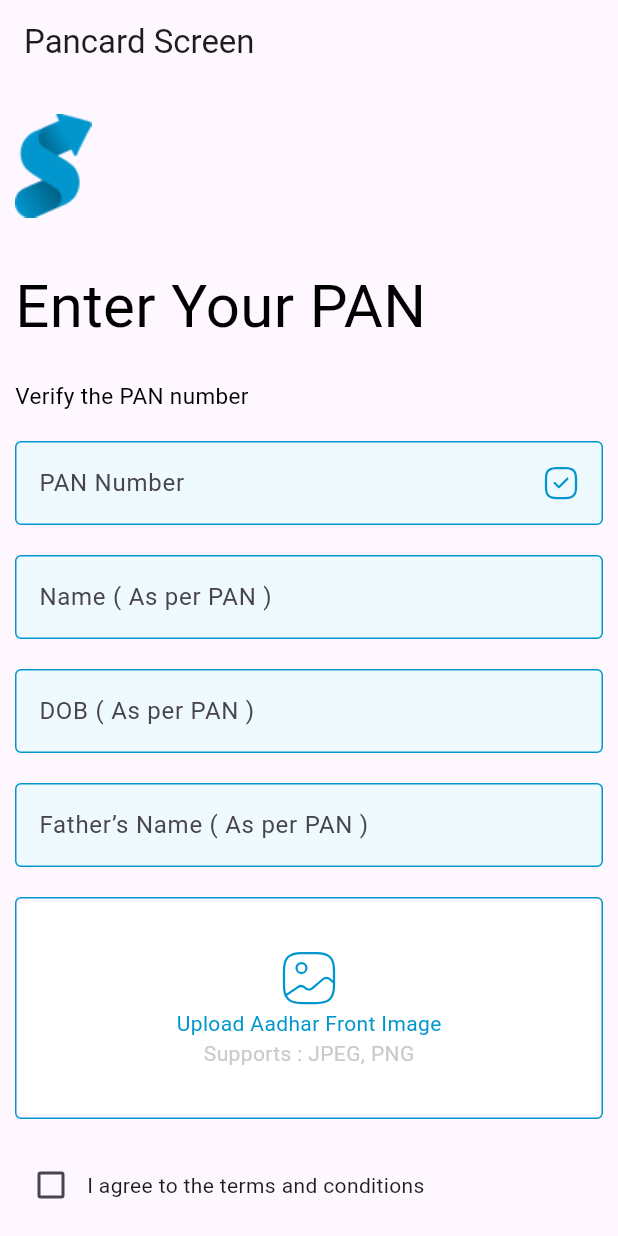
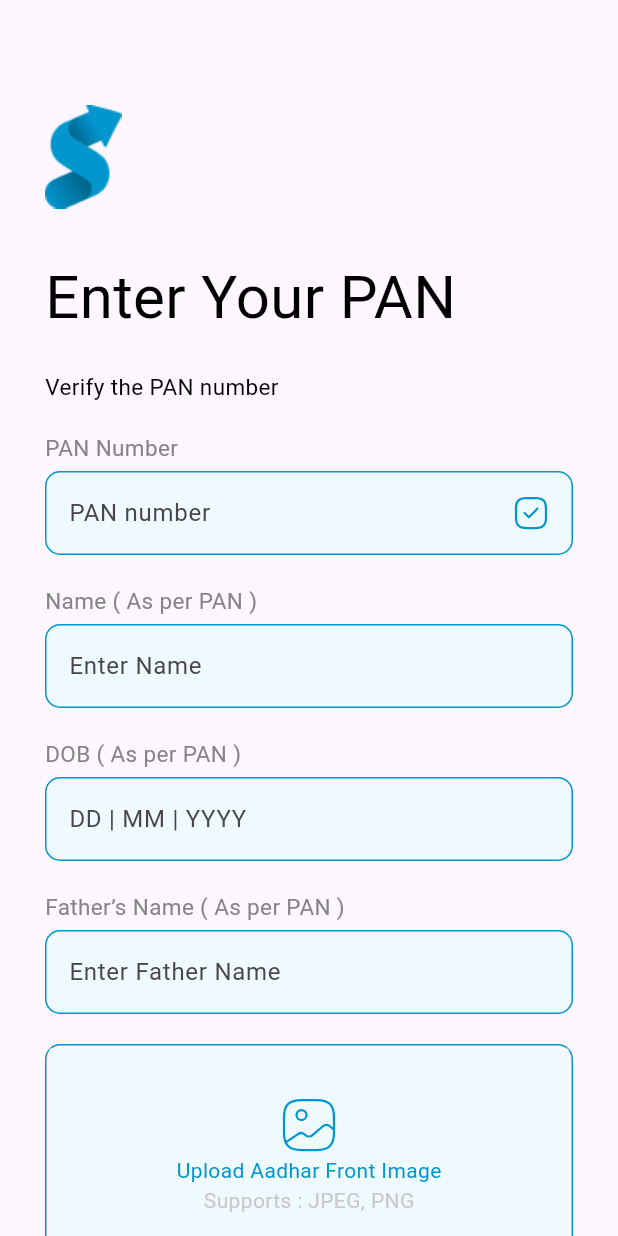
Before and after one commit to bhagwanv/ScaleUpApp, a Flutter app: the screen it shows after launch, on a phone screen of 412 x 824 dp. Run offline on Flutter 3.47's test engine with Material 3 defaults, Android fonts, the phone set to English and light mode, and no system bars; our stand-ins replace flutter_svg; missing offline and left inert: dart:ffi; project files that could hold a hidden picture were left out.

```diff
--- a/lib/view/pancard_screen/PancardScreen.dart
+++ b/lib/view/pancard_screen/PancardScreen.dart
@@ -3,6 +3,8 @@ import 'dart:ffi';
 import 'package:flutter/cupertino.dart';
 import 'package:flutter/material.dart';
 import 'package:flutter_svg/flutter_svg.dart';
+
+import '../../constants.dart';
 
 class PancardScreen extends StatelessWidget {
   const PancardScreen({super.key});
@@ -11,10 +13,10 @@ class PancardScreen extends StatelessWidget {
   Widget build(BuildContext context) {
     return MaterialApp(
       home: Scaffold(
-        appBar: AppBar(
-          title: Text('Pancard Screen'),
+        body: Padding(
+          padding: const EdgeInsets.only(top: 40),
+          child: PancardWidget(),
         ),
-        body: PancardWidget(),
       ),
     );
   }
@@ -33,16 +35,15 @@ class _PancardWidget extends State<PancardWidget> {
   Widget build(BuildContext context) {
     return SingleChildScrollView(
       child: Padding(
-        padding:
-            const EdgeInsets.only(top: 20, left: 10, right: 10, bottom: 20),
+        padding: const EdgeInsets.all(30),
         child: Column(
           crossAxisAlignment: CrossAxisAlignment.start,
           children: [
-            Container(height: 100,width: 100,
-              alignment:Alignment.topLeft,
-              child:  Image.asset('assets/images/scale.png')
-            ),
-
+            Container(
+                height: 100,
+                width: 100,
+                alignment: Alignment.topLeft,
+                child: Image.asset('assets/images/scale.png')),
             Text(
               'Enter Your PAN',
               textAlign: TextAlign.start,
@@ -55,17 +56,25 @@ class _PancardWidget extends State<PancardWidget> {
               style: TextStyle(fontSize: 15, color: Colors.black),
             ),
             SizedBox(height: 20),
+            Text(
+              'PAN Number',
+              textAlign: TextAlign.start,
+              style: TextStyle(fontSize: 15, color: Color(0xff858585)),
+            ),
+            SizedBox(height: 5),
             TextField(
-              controller: _controller,
+              keyboardType: TextInputType.text,
+              cursorColor: kPrimaryColor,
               decoration: InputDecoration(
-                fillColor: Color(0xffEFFAFF),
+                enabledBorder: OutlineInputBorder(
+                    borderSide: BorderSide(color: kPrimaryColor),
+                    borderRadius: BorderRadius.all(Radius.circular(10.0))),
+                hintText: "PAN number",
+                fillColor: textFiledBackgroundColour,
                 filled: true,
-                labelText: 'PAN Number',
-                enabledBorder: OutlineInputBorder(
-                  borderSide: BorderSide(width: 1, color: Color(0xff0196CE)),
-                ),
-                focusedBorder: OutlineInputBorder(
-                  borderSide: BorderSide(width: 1, color: Colors.greenAccent),
+                border: OutlineInputBorder(
+                  borderSide: BorderSide(color: kPrimaryColor, width: 1.0),
+                  borderRadius: BorderRadius.all(Radius.circular(10.0)),
                 ),
                 suffixIcon: Container(
                   padding: EdgeInsets.all(16),
@@ -77,54 +86,76 @@ class _PancardWidget extends State<PancardWidget> {
               ),
             ),
             SizedBox(height: 20),
+            Text(
+              'Name ( As per PAN )',
+              textAlign: TextAlign.start,
+              style: TextStyle(fontSize: 15, color: Color(0xff858585)),
+            ),
+            SizedBox(height: 5),
             TextField(
-              controller: _controller,
+              keyboardType: TextInputType.text,
+              cursorColor: kPrimaryColor,
               decoration: InputDecoration(
-                fillColor: Color(0xffEFFAFF),
+                enabledBorder: OutlineInputBorder(
+                    borderSide: BorderSide(color: kPrimaryColor),
+                    borderRadius: BorderRadius.all(Radius.circular(10.0))),
+                hintText: "Enter Name",
+                fillColor: textFiledBackgroundColour,
                 filled: true,
-                labelText: 'Name ( As per PAN )',
-                enabledBorder: OutlineInputBorder(
-                  borderSide: BorderSide(width: 1, color: Color(0xff0196CE)),
-                ),
-                focusedBorder: OutlineInputBorder(
-                  borderSide: BorderSide(width: 1, color: Colors.greenAccent),
+                border: OutlineInputBorder(
+                  borderSide: BorderSide(color: kPrimaryColor, width: 1.0),
+                  borderRadius: BorderRadius.all(Radius.circular(10.0)),
                 ),
               ),
             ),
             SizedBox(height: 20),
+            Text(
+              'DOB ( As per PAN )',
+              textAlign: TextAlign.start,
+              style: TextStyle(fontSize: 15, color: Color(0xff858585)),
+            ),
+            SizedBox(height: 5),
             TextField(
-              controller: _controller,
+              keyboardType: TextInputType.text,
+              cursorColor: kPrimaryColor,
               decoration: InputDecoration(
-                fillColor: Color(0xffEFFAFF),
+                enabledBorder: OutlineInputBorder(
+                    borderSide: BorderSide(color: kPrimaryColor),
+                    borderRadius: BorderRadius.all(Radius.circular(10.0))),
+                hintText: "DD | MM | YYYY",
+                fillColor: textFiledBackgroundColour,
                 filled: true,
-                labelText: 'DOB ( As per PAN )',
-                enabledBorder: OutlineInputBorder(
-                  borderSide: BorderSide(width: 1, color: Color(0xff0196CE)),
-                ),
-                focusedBorder: OutlineInputBorder(
-                  borderSide: BorderSide(width: 1, color: Colors.greenAccent),
-                ),
+                border: OutlineInputBorder(
+                    borderSide: BorderSide(color: kPrimaryColor, width: 1.0),
+                    borderRadius: BorderRadius.all(Radius.circular(10.0))),
               ),
             ),
             SizedBox(height: 20),
+            Text(
+              'Father’s Name ( As per PAN )',
+              textAlign: TextAlign.start,
+              style: TextStyle(fontSize: 15, color: Color(0xff858585)),
+            ),
+            SizedBox(height: 5),
             TextField(
-              controller: _controller,
+              keyboardType: TextInputType.text,
+              cursorColor: kPrimaryColor,
               decoration: InputDecoration(
-                fillColor: Color(0xffEFFAFF),
+                enabledBorder: OutlineInputBorder(
+                    borderSide: BorderSide(color: kPrimaryColor),
+                    borderRadius: BorderRadius.all(Radius.circular(10.0))),
+                hintText: "Enter Father Name",
+                fillColor: textFiledBackgroundColour,
                 filled: true,
-                labelText: 'Father’s Name ( As per PAN )',
-                enabledBorder: OutlineInputBorder(
-                  borderSide: BorderSide(width: 1, color: Color(0xff0196CE)),
-                ),
-                focusedBorder: OutlineInputBorder(
-                  borderSide: BorderSide(width: 1, color: Colors.greenAccent),
-                ),
+                border: OutlineInputBorder(
+                    borderSide: BorderSide(color: kPrimaryColor, width: 1.0),
+                    borderRadius: BorderRadius.all(Radius.circular(10.0))),
               ),
             ),
             SizedBox(height: 20),
             Container(
               decoration: BoxDecoration(
-                  borderRadius: BorderRadius.circular(4),
+                  borderRadius: BorderRadius.circular(10),
                   border: Border.all(color: Color(0xff0196CE))),
               width: double.infinity,
               height: 148,
@@ -132,8 +163,7 @@ class _PancardWidget extends State<PancardWidget> {
                 padding: const EdgeInsets.all(2),
                 child: Container(
                   decoration: BoxDecoration(
-                    color: Colors.white,
-                    borderRadius: BorderRadius.circular(4),
+                    color: Color(0xffEFFAFF),
                   ),
                   child: Column(
                     crossAxisAlignment: CrossAxisAlignment.center,
@@ -145,8 +175,7 @@ class _PancardWidget extends State<PancardWidget> {
                         style: TextStyle(color: Color(0xff0196CE)),
                       ),
                       Text('Supports : JPEG, PNG',
-                          style: TextStyle(color: Color(0xffCACACA))
-                      ),
+                          style: TextStyle(color: Color(0xffCACACA))),
                     ],
                   ),
                 ),
@@ -154,17 +183,7 @@ class _PancardWidget extends State<PancardWidget> {
             ),
             SizedBox(height: 20),
             Row(
-              children: [
-                Checkbox(
-                  value: isChecked,
-                  onChanged: (bool? value) {
-                    setState(() {
-                      isChecked = value!;
-                    });
-                  },
-                ),
-                Text('I agree to the terms and conditions'),
-              ],
+              children: [CustomCheckbox()],
             ),
             SizedBox(height: 20),
             Text(
@@ -172,7 +191,7 @@ class _PancardWidget extends State<PancardWidget> {
             SizedBox(height: 30),
             Container(
               decoration: BoxDecoration(
-                borderRadius: BorderRadius.circular(4),
+                borderRadius: BorderRadius.circular(10),
                 color: Color(0xff0196CE),
               ),
               width: double.infinity,
@@ -194,3 +213,53 @@ class _PancardWidget extends State<PancardWidget> {
     );
   }
 }
+
+class CustomCheckbox extends StatefulWidget {
+  @override
+  _CustomCheckboxState createState() => _CustomCheckboxState();
+}
+
+class _CustomCheckboxState extends State<CustomCheckbox> {
+  bool isChecked = false;
+
+  @override
+  Widget build(BuildContext context) {
+    return InkWell(
+      onTap: () {
+        setState(() {
+          isChecked = !isChecked;
+        });
+      },
+      child: Container(
+        padding: EdgeInsets.all(8.0),
+        child: Row(
+          children: [
+            Container(
+              width: 24.0,
+              height: 24.0,
+              decoration: BoxDecoration(
+                border: Border.all(
+                  color: Colors.grey,
+                  width: 0.0,
+                ),
+                borderRadius: BorderRadius.circular(8.0),
+              ),
+              child: isChecked
+                  ? Container(
+                      color: Color(0xff0196CE),
+                      child: Icon(
+                        Icons.check,
+                        size: 18.0,
+                        color: Colors.white,
+                      ),
+                    )
+                  : Container(),
+            ),
+            SizedBox(width: 8.0),
+            Text('Custom Checkbox Text'),
+          ],
+        ),
+      ),
+    );
+  }
+}
--- a/pubspec.yaml
+++ b/pubspec.yaml
@@ -61,6 +61,7 @@ flutter:
 
   assets:
     - assets/images/
+    - assets/icons/
 
   # An image asset can refer to one or more resolution-specific "variants", see
   # https://flutter.dev/assets-and-images/#resolution-aware
```
Also changed, not shown: lib/view/pancard_screen/PermissionsScreen.dart (added, +260 -0 lines), assets/icons/call_icon.svg (added), assets/icons/camera_icon.svg (added), assets/icons/checkbox.svg (added), assets/icons/file_icon.svg (added), assets/icons/location_icon.svg (added), assets/icons/mobile_icon.svg (added), assets/images/location_icon.svg (added).
